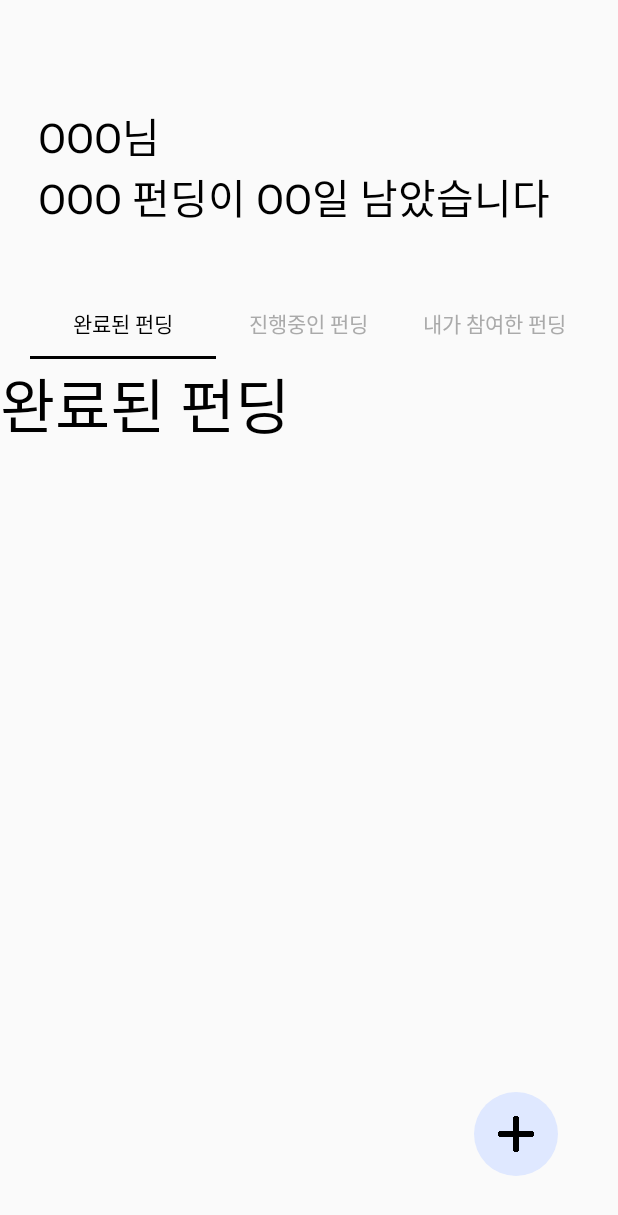
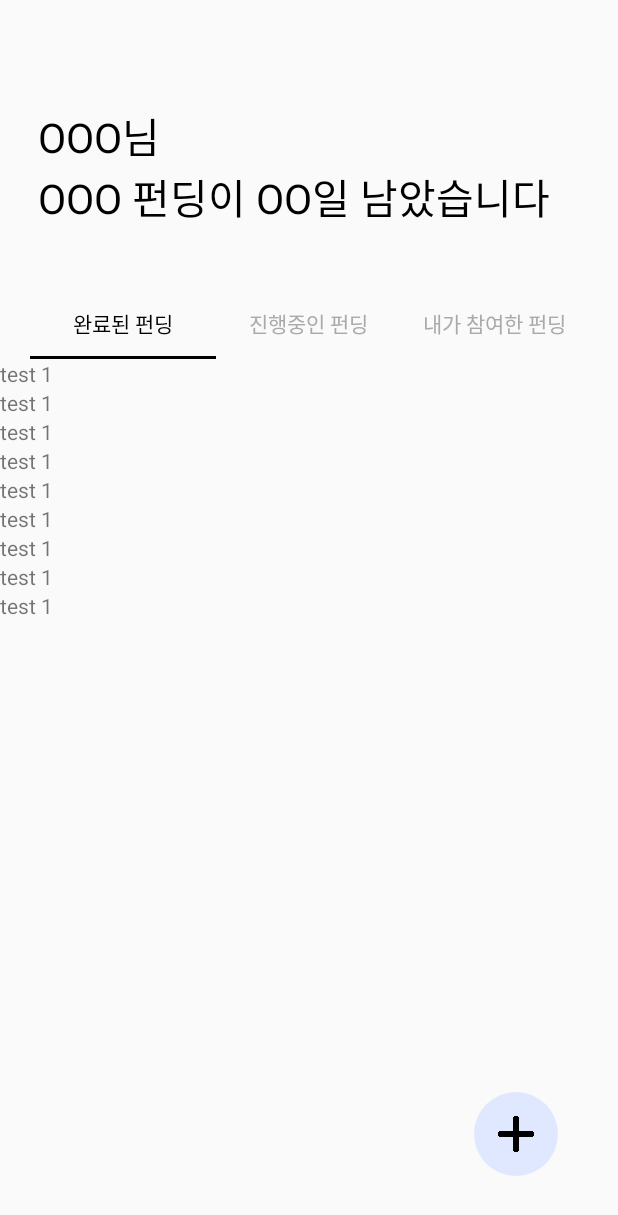
Before and after one commit to HAB-DAY/Habday_Android, an Android app: the FinishFundingFragment screen opened directly, with no data from a screen before it, on a phone screen of 412 x 824 dp. Shown: the top 1215 px of the screen. Run offline under Robolectric (Android 15) with nearby library versions, the light colour scheme and no system bars.

Commit message:
[feat] 완료된 펀딩 recycler view 구조 생성

```diff
--- a/app/src/main/java/com/example/habday_android/src/main/list/FinishFundingFragment.kt
+++ b/app/src/main/java/com/example/habday_android/src/main/list/FinishFundingFragment.kt
@@ -8,11 +8,30 @@ import android.view.ViewGroup
 import com.example.habday_android.R
 import com.example.habday_android.config.BaseFragment
 import com.example.habday_android.databinding.FragmentFinishFundingBinding
+import com.example.habday_android.util.recycler.finish.FinishAdapter
+import com.example.habday_android.util.recycler.finish.FinishData
 
-class FinishFundingFragment : BaseFragment<FragmentFinishFundingBinding>(FragmentFinishFundingBinding::bind, R.layout.fragment_finish_funding) {
+class FinishFundingFragment : BaseFragment<FragmentFinishFundingBinding>
+    (FragmentFinishFundingBinding::bind, R.layout.fragment_finish_funding) {
+
+    lateinit var finishAdapter: FinishAdapter
+    val finishdatas = mutableListOf<FinishData>()
 
     override fun onViewCreated(view: View, savedInstanceState: Bundle?) {
         super.onViewCreated(view, savedInstanceState)
 
+        initRV()
+    }
+
+    private fun initRV(){
+        finishAdapter = FinishAdapter(requireActivity())
+        binding.rvMainFinish.adapter = finishAdapter
+
+        for(i in 1 until 10){
+            finishdatas.apply { add(FinishData(title = "test 1")) }
+        }
+
+        finishAdapter.finishdatas = finishdatas
+        finishAdapter.notifyDataSetChanged()
     }
 }
--- /dev/null
+++ b/app/src/main/java/com/example/habday_android/util/recycler/Test.kt
@@ -0,0 +1,4 @@
+package com.example.habday_android.util.recycler
+
+class Test {
+}
--- /dev/null
+++ b/app/src/main/java/com/example/habday_android/util/recycler/finish/FinishAdapter.kt
@@ -0,0 +1,34 @@
+package com.example.habday_android.util.recycler.finish
+
+import android.view.LayoutInflater
+import android.view.ViewGroup
+import android.widget.TextView
+import androidx.fragment.app.FragmentActivity
+import androidx.recyclerview.widget.RecyclerView
+import androidx.recyclerview.widget.RecyclerView.ViewHolder
+import com.example.habday_android.databinding.ItemFinishedFundingRecyclerBinding
+
+class FinishAdapter(val context: FragmentActivity?): RecyclerView.Adapter<ViewHolder>() {
+
+    var finishdatas = mutableListOf<FinishData>()
+
+    override fun onCreateViewHolder(parent: ViewGroup, viewType: Int): ViewHolder {
+        val layoutInflater = LayoutInflater.from(parent.context)
+        val itemBinding = ItemFinishedFundingRecyclerBinding.inflate(layoutInflater, parent, false)
+        return FinishFundingViewHolder(context, itemBinding)
+    }
+
+    override fun onBindViewHolder(holder: ViewHolder, position: Int) {
+        (holder as FinishFundingViewHolder).bind(finishdatas[position])
+    }
+
+    override fun getItemCount(): Int = finishdatas.size
+
+    class FinishFundingViewHolder(val context: FragmentActivity?, val binding: ItemFinishedFundingRecyclerBinding): RecyclerView.ViewHolder(binding.root){
+        private val testText : TextView =binding.txtTest
+
+        fun bind(item: FinishData){
+            testText.text = item.title
+        }
+    }
+}
--- /dev/null
+++ b/app/src/main/java/com/example/habday_android/util/recycler/finish/FinishData.kt
@@ -0,0 +1,8 @@
+package com.example.habday_android.util.recycler.finish
+
+data class FinishData(
+    //val image: String,
+    val title: String
+    //val cost: String,
+    //val date: String
+)
--- a/app/src/main/res/layout/fragment_finish_funding.xml
+++ b/app/src/main/res/layout/fragment_finish_funding.xml
@@ -8,15 +8,14 @@
 
     <androidx.constraintlayout.widget.ConstraintLayout
         android:layout_width="match_parent"
-        android:layout_height="match_parent">
-        <TextView
-            android:layout_width="wrap_content"
-            android:layout_height="wrap_content"
-            app:layout_constraintTop_toTopOf="parent"
-            app:layout_constraintStart_toStartOf="parent"
-            android:text="@string/finish_funding"
-            android:textColor="@color/black"
-            android:textSize="40sp"
+        android:layout_height="wrap_content">
+
+        <androidx.recyclerview.widget.RecyclerView
+            android:id="@+id/rv_main_finish"
+            android:layout_width="match_parent"
+            android:layout_height="match_parent"
+            app:layoutManager="androidx.recyclerview.widget.LinearLayoutManager"
+            tools:listitem="@layout/item_finished_funding_recycler"
             />
     </androidx.constraintlayout.widget.ConstraintLayout>
 
--- /dev/null
+++ b/app/src/main/res/layout/item_finished_funding_recycler.xml
@@ -0,0 +1,14 @@
+<?xml version="1.0" encoding="utf-8"?>
+<androidx.constraintlayout.widget.ConstraintLayout xmlns:android="http://schemas.android.com/apk/res/android"
+    android:layout_width="match_parent"
+    android:layout_height="wrap_content"
+    xmlns:app="http://schemas.android.com/apk/res-auto">
+
+    <TextView
+        android:id="@+id/txt_test"
+        app:layout_constraintTop_toTopOf="parent"
+        android:layout_width="match_parent"
+        android:layout_height="wrap_content"
+        android:text="text입니다"/>
+
+</androidx.constraintlayout.widget.ConstraintLayout>
```
